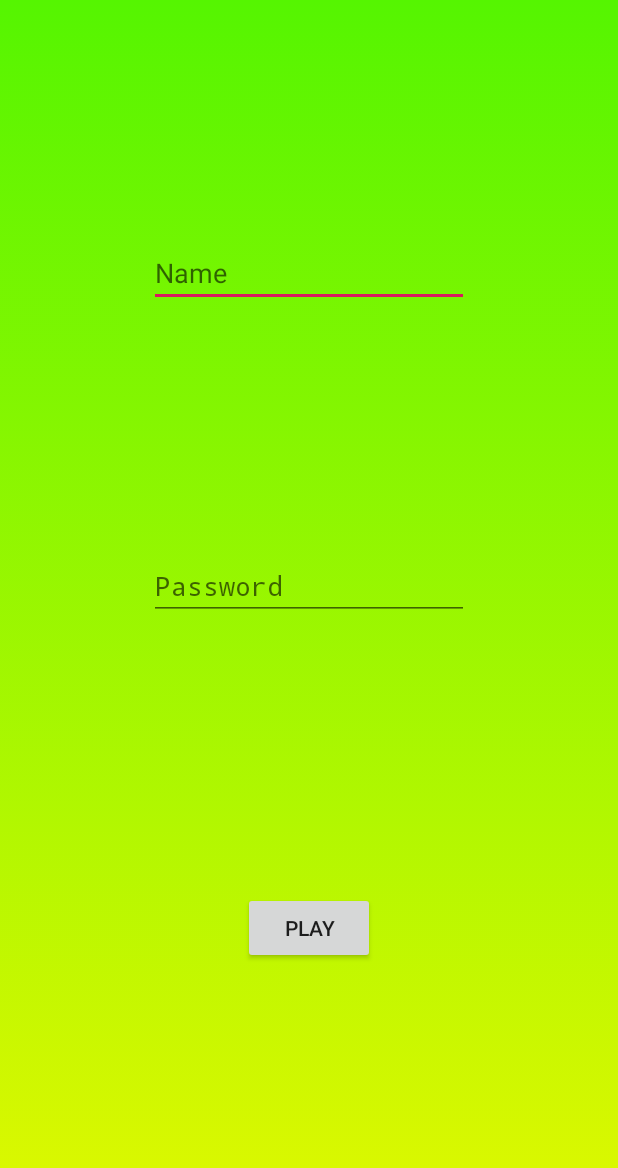
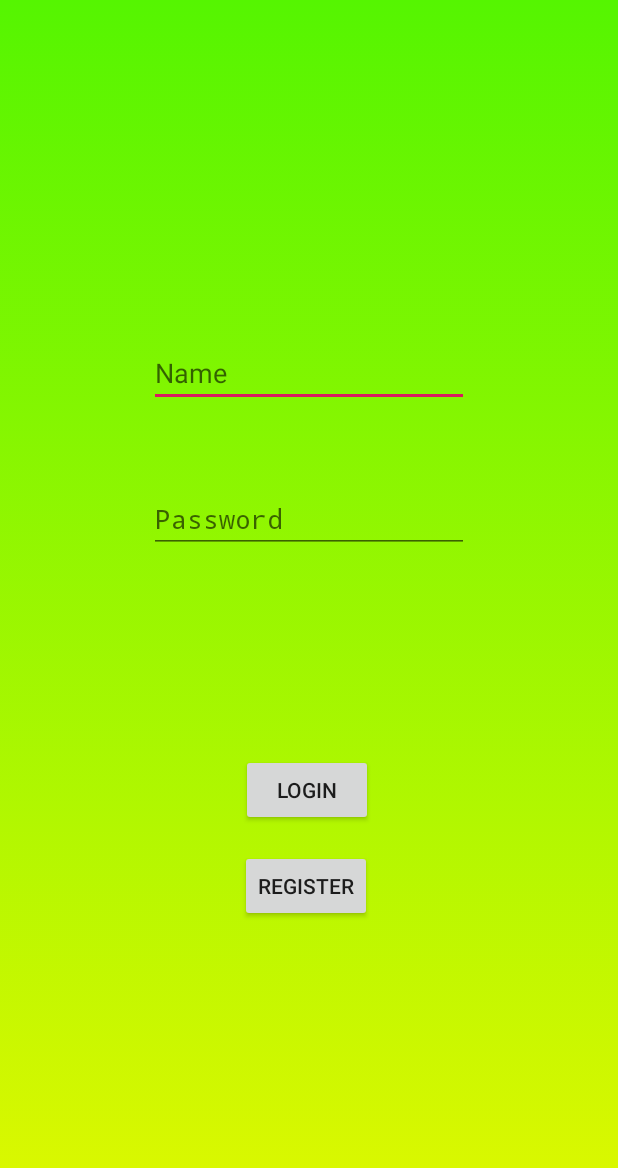
Before and after one commit to zohaibxrehman/Trio, an Android app: the screen it shows after launch (MainActivity), on a phone screen of 412 x 824 dp. Shown: the top 1168 px of the screen. Run offline under Robolectric (Android 15) with nearby library versions, the phone set to English and light mode, and no system bars.

Commit message:
Added a register account functionality. Log in now only works if user has first registered his/her account. If log in has wrong credentials then a toast message is displayed.

```diff
--- a/phase1/app/src/main/AndroidManifest.xml
+++ b/phase1/app/src/main/AndroidManifest.xml
@@ -9,7 +9,7 @@
         android:roundIcon="@mipmap/ic_launcher_round"
         android:supportsRtl="true"
         android:theme="@style/AppTheme">
-        <activity android:name=".Level3.customise"></activity>
+        <activity android:name=".Level3.customise" />
         <activity android:name=".Main2Activity" />
         <activity android:name=".GameStats" />
         <activity android:name=".Level1.Level1" />
--- a/phase1/app/src/main/java/com/example/game/Level1/Level1view.java
+++ b/phase1/app/src/main/java/com/example/game/Level1/Level1view.java
@@ -28,6 +28,8 @@ public class Level1view extends SurfaceView implements SurfaceHolder.Callback{
     protected static Bitmap rightButtonImage;
     protected static boolean gameRunning ;
     private MainThread thread;
+    // this canvas is specially to show the "YOU LOSE" message
+    public static Canvas can;
 
 
     public Level1view(Context context)
@@ -99,6 +101,7 @@ public class Level1view extends SurfaceView implements SurfaceHolder.Callback{
 
     public void draw(Canvas canvas) {
         super.draw(canvas);
+        can = canvas;
         Bitmap background = BitmapFactory.decodeResource(getResources(), R.drawable.grass);
         background = Bitmap.createScaledBitmap(background, 1500, 2000, true);
         canvas.drawBitmap(background, 0, 0, null);
--- a/phase1/app/src/main/res/layout/activity_main2.xml
+++ b/phase1/app/src/main/res/layout/activity_main2.xml
@@ -11,17 +11,18 @@
         android:id="@+id/name"
         android:layout_width="wrap_content"
         android:layout_height="wrap_content"
+        android:layout_marginTop="176dp"
         android:ems="10"
         android:hint="Name"
         android:inputType="textPersonName"
-        app:layout_constraintBottom_toTopOf="@+id/editText2"
+        app:layout_constraintBottom_toTopOf="@+id/password"
         app:layout_constraintEnd_toEndOf="parent"
         app:layout_constraintStart_toStartOf="parent"
         app:layout_constraintTop_toTopOf="parent"
         app:layout_constraintVertical_bias="0.493" />
 
     <EditText
-        android:id="@+id/editText2"
+        android:id="@+id/password"
         android:layout_width="wrap_content"
         android:layout_height="wrap_content"
         android:layout_marginTop="216dp"
@@ -32,15 +33,27 @@
         app:layout_constraintEnd_toEndOf="parent"
         app:layout_constraintStart_toStartOf="parent"
         app:layout_constraintTop_toTopOf="parent"
-        app:layout_constraintVertical_bias="0.27" />
+        app:layout_constraintVertical_bias="0.191" />
 
     <Button
         android:id="@+id/login"
         android:layout_width="wrap_content"
         android:layout_height="wrap_content"
-        android:text="PLAY"
+        android:layout_marginBottom="140dp"
+        android:text="Login"
         app:layout_constraintBottom_toBottomOf="parent"
         app:layout_constraintEnd_toEndOf="parent"
+        app:layout_constraintHorizontal_bias="0.495"
         app:layout_constraintStart_toStartOf="parent"
-        app:layout_constraintTop_toBottomOf="@+id/editText2" />
+        app:layout_constraintTop_toBottomOf="@+id/password" />
+
+    <Button
+        android:id="@+id/register"
+        android:layout_width="wrap_content"
+        android:layout_height="wrap_content"
+        android:layout_marginStart="160dp"
+        android:layout_marginTop="16dp"
+        android:text="Register"
+        app:layout_constraintStart_toStartOf="parent"
+        app:layout_constraintTop_toBottomOf="@+id/login" />
 </androidx.constraintlayout.widget.ConstraintLayout>
```
Also changed, not shown: phase1/app/src/main/java/com/example/game/Level1/GameManager.java (+23 -6 lines), phase1/app/src/main/java/com/example/game/MainActivity.java (+47 -2 lines), 2 other files.
